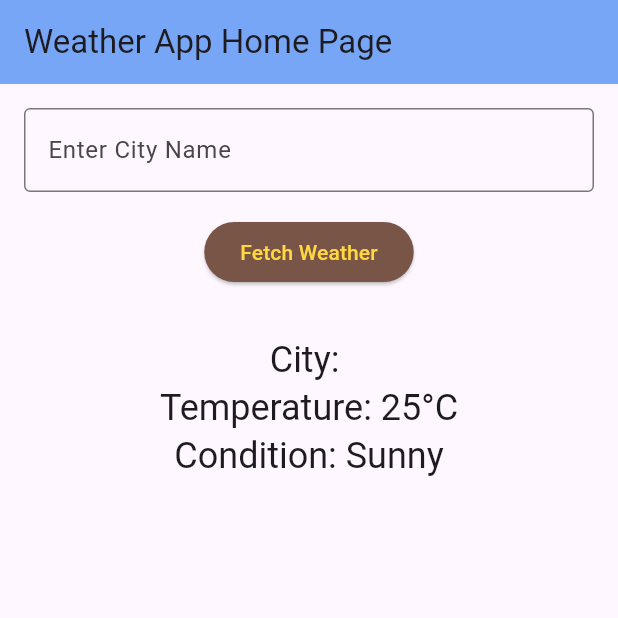
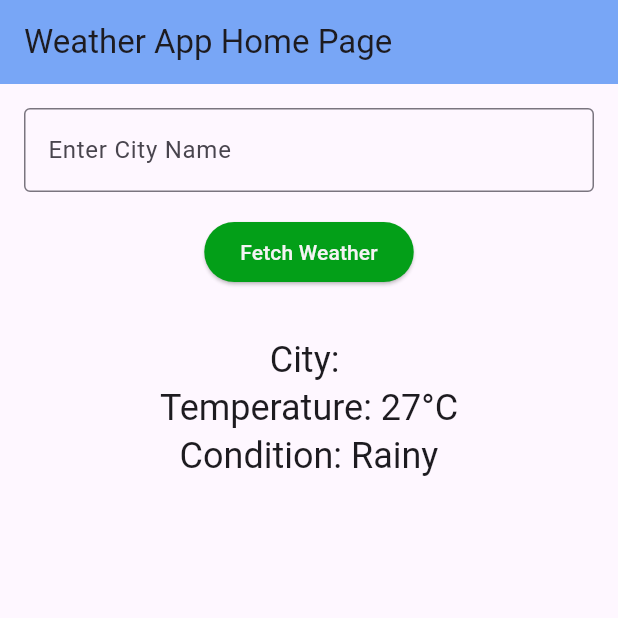
Before and after one commit to minnocent12/weather_info_app, a Flutter app: the screen it shows after launch, after a tap on "Fetch Weather", on a phone screen of 412 x 824 dp, the top half of it. Run offline on Flutter 3.47's test engine with Material 3 defaults, Android fonts, the phone set to English and light mode, and no system bars.

Commit message:
Simulated weather data for input city

```diff
--- a/lib/main.dart
+++ b/lib/main.dart
@@ -1,3 +1,4 @@
+import 'dart:math'; // Import the math library for generating random numbers
 import 'package:flutter/material.dart';
 
 void main() {
@@ -35,12 +36,20 @@ class _MyHomePageState extends State<MyHomePage> {
   String _temperature = '--';
   String _weatherCondition = '--';
 
+  // Function to simulate fetching weather data
   void _fetchWeather() {
-    // For now, we'll simulate fetching weather by using the input text
     setState(() {
       _cityName = _cityController.text;
-      _temperature = '25°C'; // Placeholder temperature
-      _weatherCondition = 'Sunny'; // Placeholder weather condition
+
+      // Generate a random temperature between 15°C and 30°C
+      Random random = Random();
+      int temp = 15 + random.nextInt(16); // (30 - 15 + 1) = 16
+
+      _temperature = '$temp°C';
+
+      // Randomly select a weather condition
+      List<String> conditions = ['Sunny', 'Cloudy', 'Rainy'];
+      _weatherCondition = conditions[random.nextInt(3)];
     });
   }
 
@@ -66,8 +75,8 @@ class _MyHomePageState extends State<MyHomePage> {
             const SizedBox(height: 16),
             ElevatedButton(
               style: ElevatedButton.styleFrom(
-                foregroundColor: Colors.amberAccent,
-                backgroundColor: Colors.brown,
+                foregroundColor: const Color.fromARGB(255, 245, 243, 244),
+                backgroundColor: const Color.fromARGB(255, 3, 159, 24),
               ),
               onPressed: _fetchWeather,
               child: const Text('Fetch Weather'),
```
